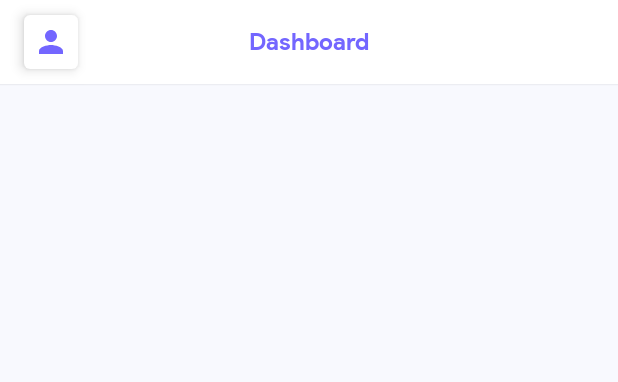
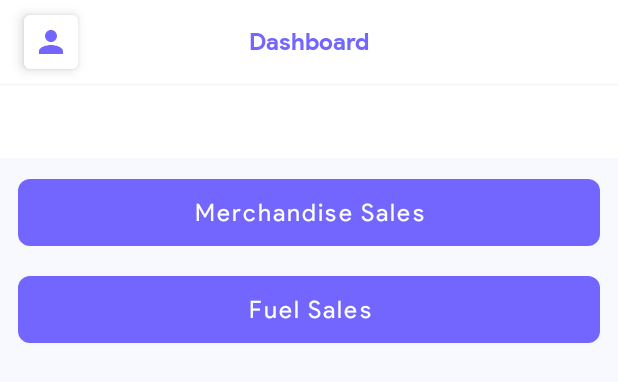
Before and after one commit to pravinkakde003/SMART, an Android app: the layout fragment_day_sales_recon.xml on its own in the app's theme, with its tools: preview values and no code run, on a phone screen of 412 x 824 dp. Shown: the top 382 px of the screen. Run offline under Robolectric (Android 15) with nearby library versions, the phone set to English and light mode, and no system bars; network calls fail.

Commit message:
Added icons

```diff
--- a/app/src/main/java/com/user/smart/utils/AppConstant.kt
+++ b/app/src/main/java/com/user/smart/utils/AppConstant.kt
@@ -10,4 +10,5 @@ object AppConstant {
     const val POS_LIVE_DATA_RESPONSE_ITEM_KEY ="POSLiveDataResponseItemKey"
     const val SELECTED_DASHBOARD_ITEM_KEY = "itemID"
     const val SPLASH_SCREEN_DELAY = 1000
+    const val TOOLBAR_TITLE_KEY ="toolbarTitleKey"
 }
--- a/app/src/main/res/layout/fragment_day_sales_recon.xml
+++ b/app/src/main/res/layout/fragment_day_sales_recon.xml
@@ -7,6 +7,48 @@
 
     <include
         android:id="@+id/daySalesReconToolbar"
-        layout="@layout/toolbar_layout" />
+        layout="@layout/toolbar_layout"
+        app:layout_constraintEnd_toEndOf="parent"
+        app:layout_constraintStart_toStartOf="parent"
+        app:layout_constraintTop_toTopOf="parent" />
 
+    <com.google.android.material.textview.MaterialTextView
+        android:id="@+id/txtStoreName"
+        style="@style/AppSmallTextStyle"
+        android:layout_width="match_parent"
+        android:layout_height="wrap_content"
+        android:background="@color/white"
+        android:gravity="center_horizontal"
+        android:paddingVertical="16dp"
+        android:textColor="@color/gray_variant"
+        android:textStyle="bold"
+        app:layout_constraintEnd_toEndOf="parent"
+        app:layout_constraintStart_toStartOf="parent"
+        app:layout_constraintTop_toBottomOf="@id/daySalesReconToolbar" />
+
+    <com.google.android.material.button.MaterialButton
+        android:id="@+id/merchandiseSalesButton"
+        style="@style/ButtonStyleRoundedFilled"
+        android:layout_width="match_parent"
+        android:layout_marginStart="12dp"
+        android:layout_marginTop="8dp"
+        android:layout_marginEnd="12dp"
+        android:paddingVertical="12dp"
+        android:text="@string/merchandiseSalesButtonText"
+        app:layout_constraintEnd_toEndOf="parent"
+        app:layout_constraintStart_toStartOf="parent"
+        app:layout_constraintTop_toBottomOf="@id/txtStoreName" />
+
+    <com.google.android.material.button.MaterialButton
+        android:id="@+id/fuelSalesButton"
+        style="@style/ButtonStyleRoundedFilled"
+        android:layout_width="match_parent"
+        android:layout_marginStart="12dp"
+        android:layout_marginTop="8dp"
+        android:layout_marginEnd="12dp"
+        android:paddingVertical="12dp"
+        android:text="@string/fuelSalesButtonText"
+        app:layout_constraintEnd_toEndOf="parent"
+        app:layout_constraintStart_toStartOf="parent"
+        app:layout_constraintTop_toBottomOf="@id/merchandiseSalesButton" />
 </androidx.constraintlayout.widget.ConstraintLayout>
--- a/app/src/main/res/raw/dashboard.json
+++ b/app/src/main/res/raw/dashboard.json
@@ -7,7 +7,7 @@
   {
     "id": 2,
     "title": "POS Closing Sales",
-    "imageRes": 0
+    "imageRes": "ic_pos_terminal"
   },
   {
     "id": 3,
@@ -57,7 +57,7 @@
   {
     "id": 12,
     "title": "Groups",
-    "imageRes": 0
+    "imageRes": "ic_groups"
   },
   {
     "id": 13,
@@ -72,6 +72,6 @@
   {
     "id": 15,
     "title": "Send to POS",
-    "imageRes": 0
+    "imageRes": "ic_send_pos"
   }
 ]
--- a/app/src/main/res/values/strings.xml
+++ b/app/src/main/res/values/strings.xml
@@ -91,4 +91,7 @@
     <string name="upc">UPC :</string>
     <string name="dept">Dept :</string>
     <string name="desc">Desc :</string>
+
+    <string name="merchandiseSalesButtonText">Merchandise Sales</string>
+    <string name="fuelSalesButtonText">Fuel Sales</string>
 </resources>
```
Also changed, not shown: app/src/main/java/com/user/smart/views/fragments/DaySalesReconFragment.kt (+63 -1 lines), app/src/main/java/com/user/smart/views/fragments/FuelSalesFragment.kt (added, +53 -0 lines), app/src/main/java/com/user/smart/views/fragments/LotteryFragment.kt (+11 -0 lines), app/src/main/java/com/user/smart/views/fragments/MerchandiseSalesFragment.kt (added, +53 -0 lines), app/src/main/res/layout/fragment_fuel_sales.xml (added, +25 -0 lines), app/src/main/res/layout/fragment_merchandise_sales.xml (added, +25 -0 lines), app/src/main/res/drawable/ic_groups.png (added), app/src/main/res/drawable/ic_pos_terminal.png (added), app/src/main/res/drawable/ic_send_pos.png (added).
